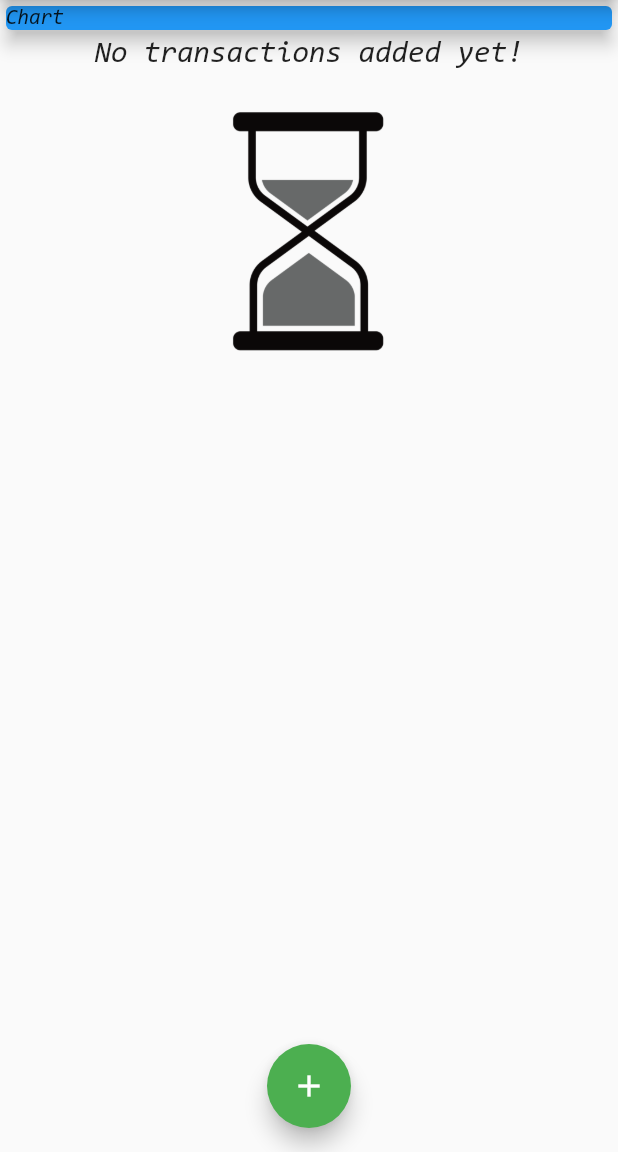
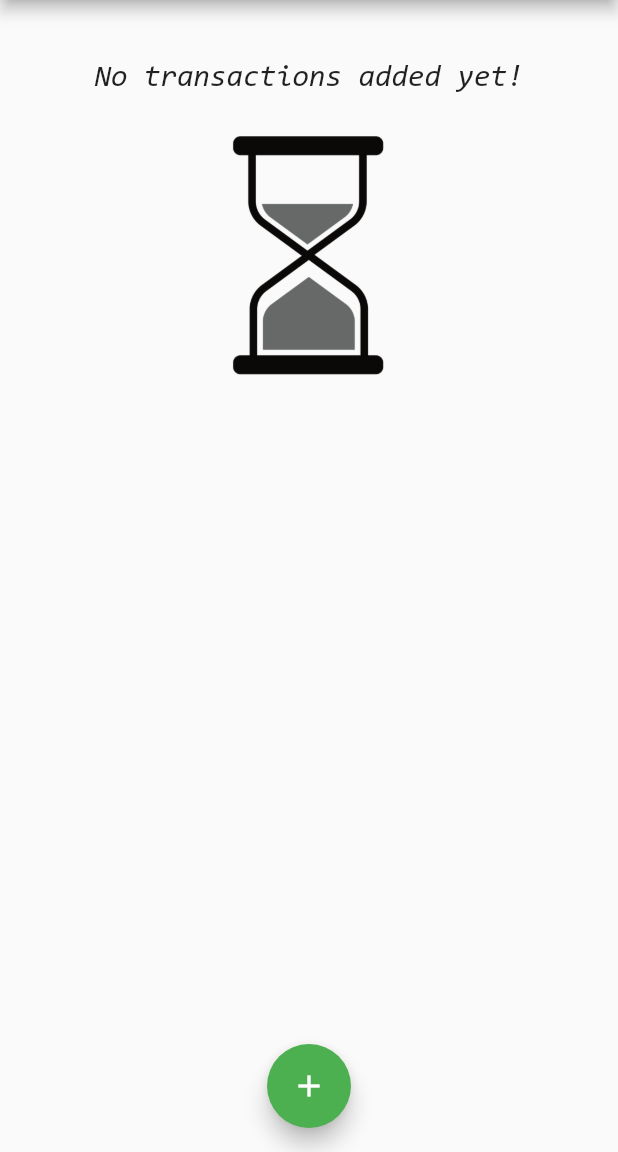
Before and after one commit to alex-pythonista/expense-manager-mobile-app, a Flutter app: the screen it shows after launch, on a phone screen of 412 x 824 dp, the part 84-1236 px from its top. Run offline on Flutter 3.47's test engine with Material 2 defaults, Android fonts, the phone set to English and light mode, and no system bars.

Commit message:
chart calculations

```diff
--- a/lib/main.dart
+++ b/lib/main.dart
@@ -2,6 +2,7 @@ import 'package:flutter/material.dart';
 
 import './widgets/new_transaction.dart';
 import './widgets/transaction_list.dart';
+import './widgets/chart.dart';
 import './models/transaction.dart';
 
 void main() => runApp(EMApp());
@@ -36,26 +37,17 @@ class HomePage extends StatefulWidget {
 }
 
 class _HomePageState extends State<HomePage> {
-  final List<Transaction> _userTransactions = [
-    // Transaction(
-    //   id: "t1",
-    //   title: "Nike Shoes",
-    //   amount: 80.50,
-    //   date: DateTime.now(),
-    // ),
-    // Transaction(
-    //   id: "t2",
-    //   title: "Lunch",
-    //   amount: 30.67,
-    //   date: DateTime.now(),
-    // ),
-    // Transaction(
-    //   id: "t3",
-    //   title: "Mond",
-    //   amount: 130,
-    //   date: DateTime.now(),
-    // ),
-  ];
+  final List<Transaction> _userTransactions = [];
+
+  List<Transaction> get _recentTransactions {
+    return _userTransactions.where((tx) {
+      return tx.date.isAfter(
+        DateTime.now().subtract(
+          const Duration(days: 7),
+        ),
+      );
+    }).toList();
+  }
 
   void _addNewTransaction(String title, double amount) {
     final newTx = Transaction(
@@ -100,14 +92,7 @@ class _HomePageState extends State<HomePage> {
         child: Column(
           crossAxisAlignment: CrossAxisAlignment.stretch,
           children: <Widget>[
-            const SizedBox(
-              width: double.infinity,
-              child: Card(
-                color: Colors.blue,
-                elevation: 5,
-                child: Text("Chart"),
-              ),
-            ),
+            Chart(_recentTransactions),
             TransactionList(_userTransactions),
           ],
         ),
--- a/lib/widgets/chart.dart
+++ b/lib/widgets/chart.dart
@@ -1,14 +1,40 @@
 import 'package:flutter/material.dart';
+import 'package:intl/intl.dart';
+import '../models/transaction.dart';
 
 class Chart extends StatelessWidget {
-  const Chart({super.key});
+  final List<Transaction> recentTransactions;
+
+  Chart(this.recentTransactions);
+
+  List<Map<String, Object>> get groupedTransactionValues {
+    return List.generate(7, (index) {
+      final weekDay = DateTime.now().subtract(Duration(days: index));
+      double total = 0.0;
+      for (var i = 0; i < recentTransactions.length; i++) {
+        if (recentTransactions[i].date.day == weekDay.day &&
+            recentTransactions[i].date.month == weekDay.month &&
+            recentTransactions[i].date.year == weekDay.year) {
+          total += recentTransactions[i].amount;
+        }
+      }
+
+      return {
+        'day': DateFormat.E().format(weekDay),
+        'amount': total,
+      };
+    });
+  }
 
   @override
   Widget build(BuildContext context) {
+    print(groupedTransactionValues);
     return Card(
       elevation: 6,
       margin: EdgeInsets.all(20),
-      // child: ,
+      child: Row(
+        children: [],
+      ),
     );
   }
 }
```
